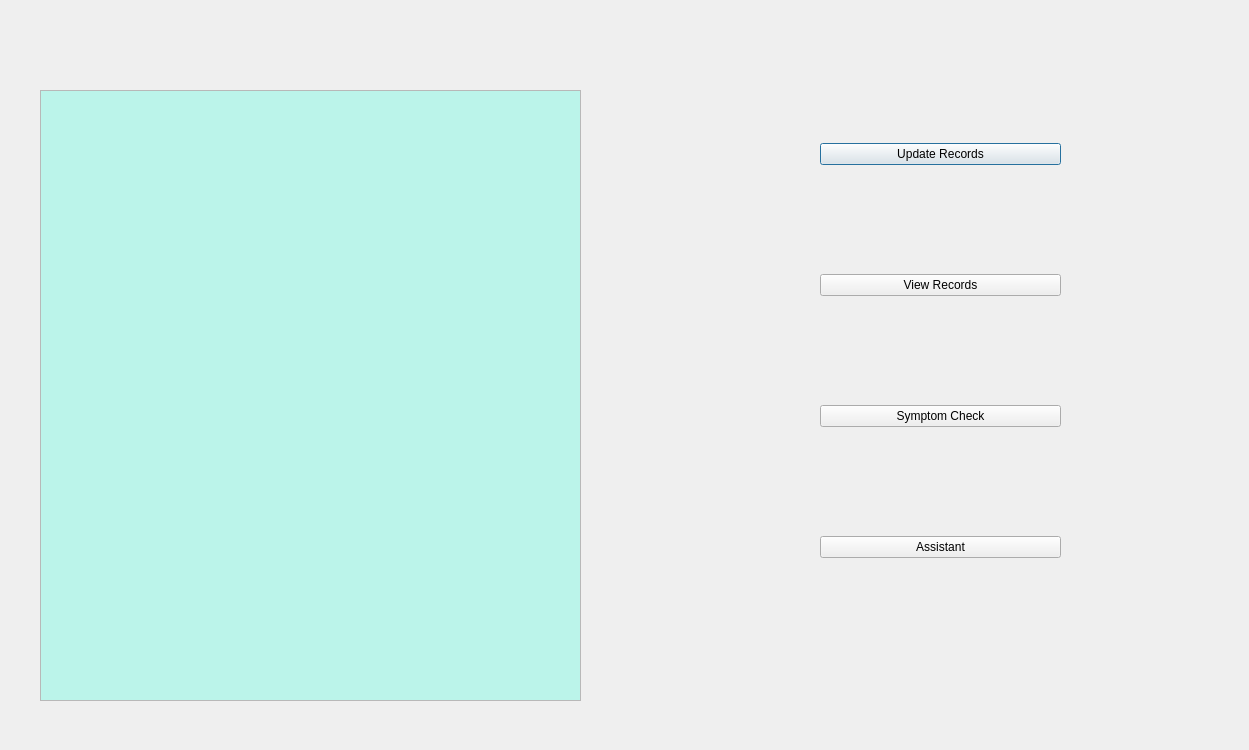
Before: the Qt Designer form Minor project - Copy/Minor/project/dashboard.ui in rishabhs-s/Minor, drawn with Qt 5.
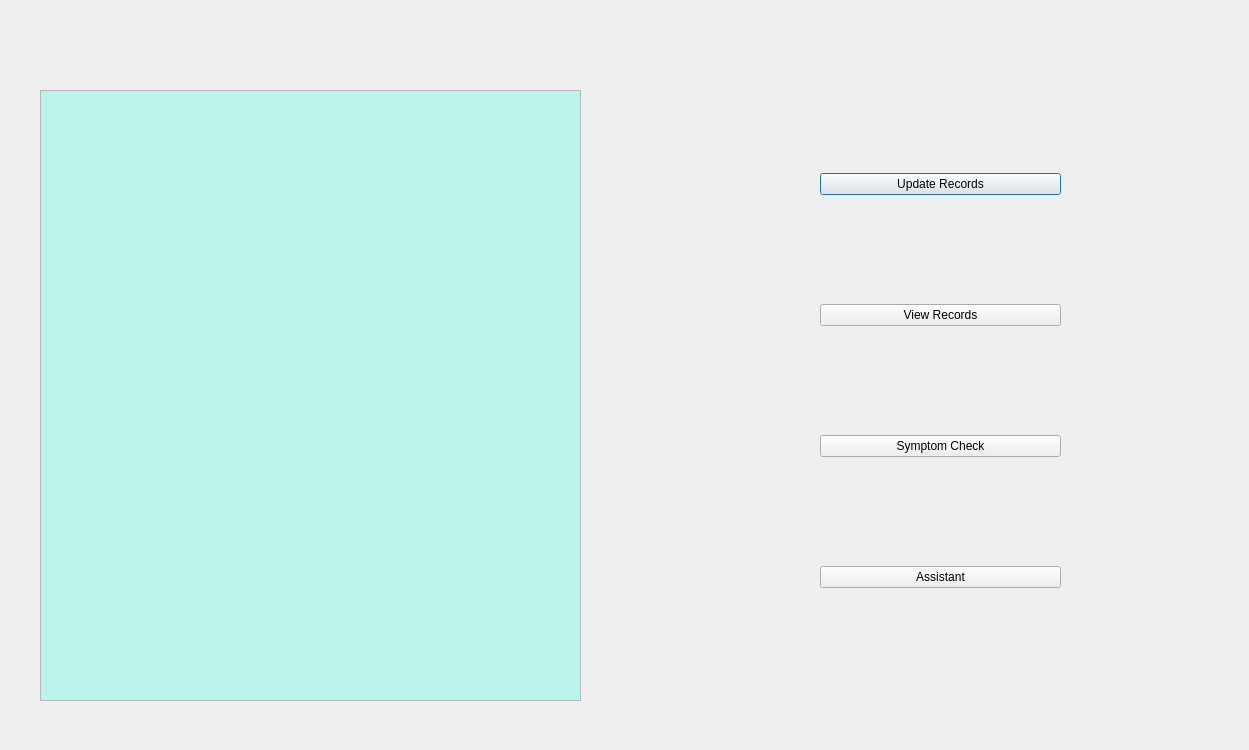
After: the same form once the commit is applied.

What changed in the file:
```diff
--- a/Minor project - Copy/Minor/project/dashboard.ui
+++ b/Minor project - Copy/Minor/project/dashboard.ui
@@ -40,7 +40,7 @@
    <property name="geometry">
     <rect>
      <x>820</x>
-     <y>40</y>
+     <y>70</y>
      <width>241</width>
      <height>621</height>
     </rect>
```
